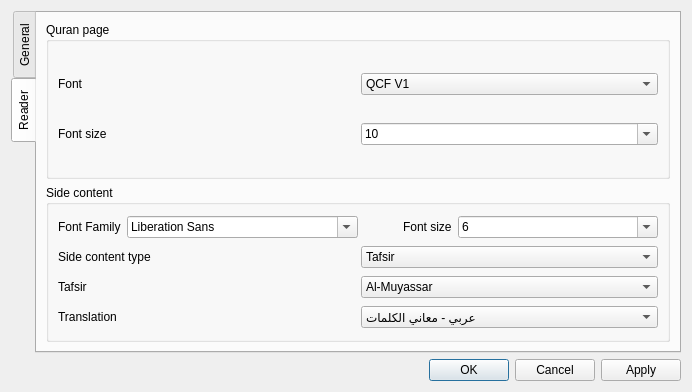
Qt form src/core/settingsdialog.ui (0xzer0x/quran-companion) before a commit.
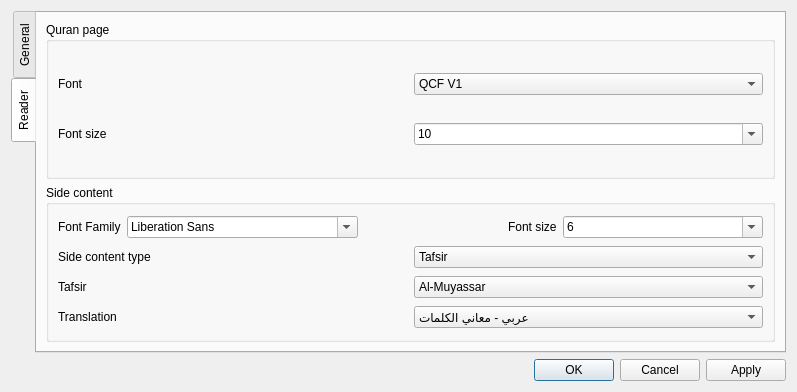
The same form after that commit.

Diff of the .ui file:
```diff
--- a/src/core/settingsdialog.ui
+++ b/src/core/settingsdialog.ui
@@ -6,7 +6,7 @@
    <rect>
     <x>0</x>
     <y>0</y>
-    <width>692</width>
+    <width>797</width>
     <height>392</height>
    </rect>
   </property>
```
Left out of the diff: 2 changed lines with no effect on the pictures.
